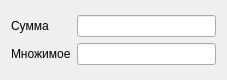
Qt form shiftsummdevicewidget.ui (asvitenkov/MRZLab1) before a commit.
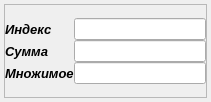
The same form after that commit.

```diff
--- a/shiftsummdevicewidget.ui
+++ b/shiftsummdevicewidget.ui
@@ -6,37 +6,128 @@
    <rect>
     <x>0</x>
     <y>0</y>
-    <width>227</width>
-    <height>80</height>
+    <width>211</width>
+    <height>102</height>
    </rect>
   </property>
+  <property name="minimumSize">
+   <size>
+    <width>210</width>
+    <height>0</height>
+   </size>
+  </property>
   <property name="windowTitle">
    <string>Form</string>
   </property>
   <layout class="QGridLayout" name="gridLayout_2">
+   <property name="margin">
+    <number>4</number>
+   </property>
+   <property name="spacing">
+    <number>2</number>
+   </property>
+   <item row="0" column="1">
+    <widget class="QFrame" name="frame">
+     <property name="frameShape">
+      <enum>QFrame::StyledPanel</enum>
+     </property>
+     <property name="frameShadow">
+      <enum>QFrame::Raised</enum>
+     </property>
+     <layout class="QGridLayout" name="gridLayout_3">
+      <property name="margin">
+       <number>0</number>
+      </property>
+      <property name="spacing">
+       <number>0</number>
+      </property>
    <item row="0" column="0">
     <layout class="QGridLayout" name="gridLayout">
      <item row="0" column="0">
-      <widget class="QLabel" name="label_2">
+         <widget class="QLabel" name="label_3">
+          <property name="font">
+           <font>
+            <pointsize>10</pointsize>
+            <weight>75</weight>
+            <italic>true</italic>
+            <bold>true</bold>
+           </font>
+          </property>
        <property name="text">
-        <string>Сумма</string>
+           <string>Индекс</string>
        </property>
       </widget>
      </item>
-     <item row="1" column="0">
+        <item row="2" column="0">
       <widget class="QLabel" name="label">
+          <property name="font">
+           <font>
+            <pointsize>10</pointsize>
+            <weight>75</weight>
+            <italic>true</italic>
+            <bold>true</bold>
+           </font>
+          </property>
        <property name="text">
         <string>Множимое</string>
        </property>
       </widget>
      </item>
-     <item row="0" column="1">
-      <widget class="QLineEdit" name="summEdit"/>
+        <item row="1" column="0">
+         <widget class="QLabel" name="label_2">
+          <property name="font">
+           <font>
+            <pointsize>10</pointsize>
+            <weight>75</weight>
+            <italic>true</italic>
+            <bold>true</bold>
+           </font>
+          </property>
+          <property name="text">
+           <string>Сумма</string>
+          </property>
+         </widget>
      </item>
      <item row="1" column="1">
-      <widget class="QLineEdit" name="multiplicandEdit"/>
-     </item>
-    </layout>
+         <widget class="QLineEdit" name="summEdit">
+          <property name="font">
+           <font>
+            <pointsize>9</pointsize>
+            <weight>75</weight>
+            <italic>true</italic>
+            <bold>true</bold>
+           </font>
+          </property>
+         </widget>
+        </item>
+        <item row="2" column="1">
+         <widget class="QLineEdit" name="multiplicandEdit">
+          <property name="font">
+           <font>
+            <pointsize>9</pointsize>
+            <weight>75</weight>
+            <italic>true</italic>
+            <bold>true</bold>
+           </font>
+          </property>
+         </widget>
+        </item>
+        <item row="0" column="1">
+         <widget class="QLineEdit" name="indexEdit">
+          <property name="font">
+           <font>
+            <pointsize>9</pointsize>
+            <weight>75</weight>
+            <italic>true</italic>
+            <bold>true</bold>
+           </font>
+          </property>
+         </widget>
+        </item>
+       </layout>
+      </item>
+     </layout>
+    </widget>
    </item>
   </layout>
  </widget>
```
Lines whose indentation alone changed are shown as unchanged.
